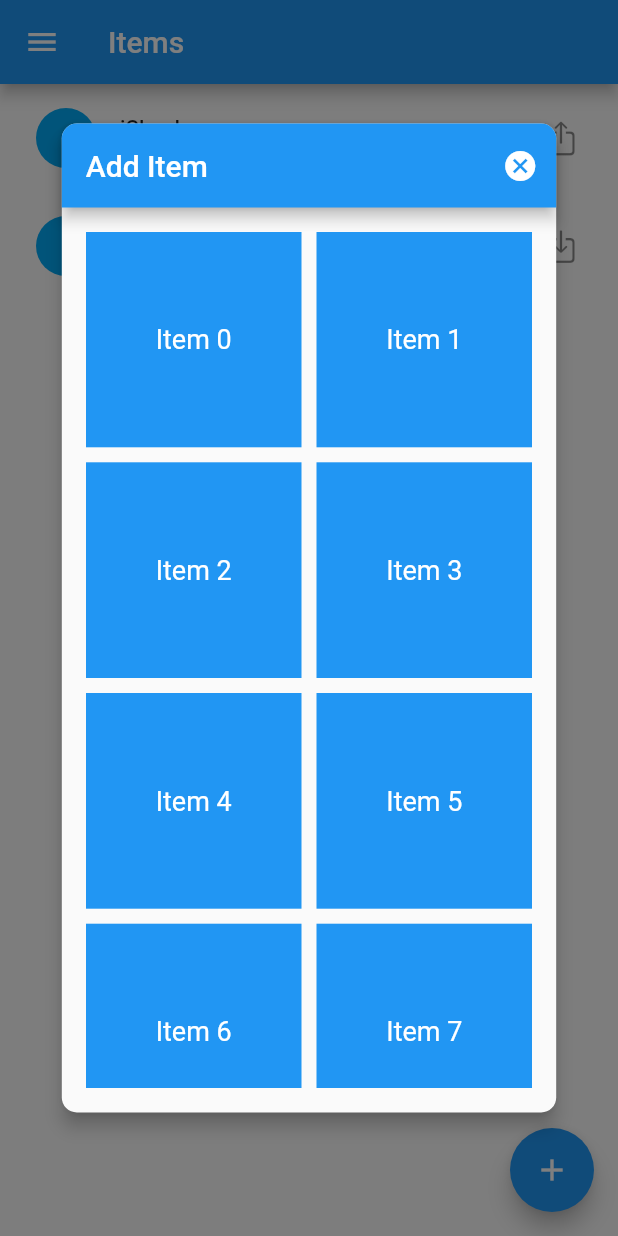
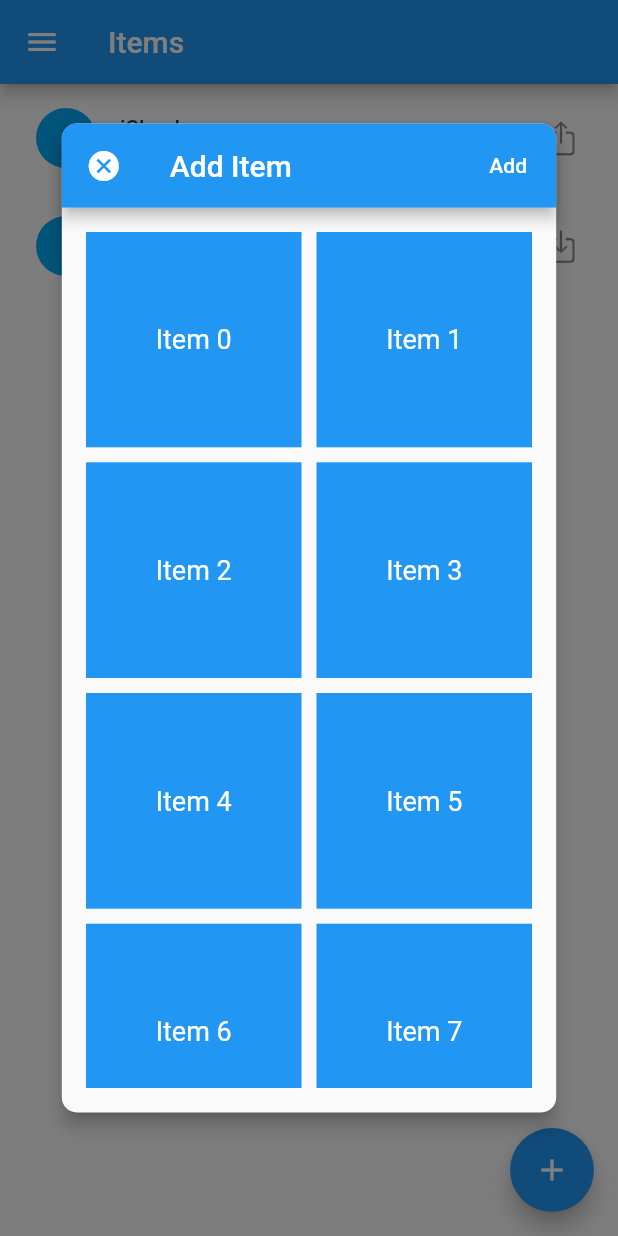
Before and after one commit to tapashmajumder/flutter_stashword, a Flutter app: the screen it shows after launch, after a tap on the "add" icon, on a phone screen of 412 x 824 dp. Run offline on Flutter 3.47's test engine with Material 2 defaults, Android fonts, the phone set to English and light mode, and no system bars; our stand-ins replace dartz, equatable, flutter_secure_storage, hive, hive_flutter, hooks_riverpod and 1 more; missing offline and left inert: encrypt, pointycastle; accounts and stored records are empty.

Commit message:
Child adds the appBar for custom dialog.

```diff
--- a/lib/ui/item/add_item.dart
+++ b/lib/ui/item/add_item.dart
@@ -1,10 +1,41 @@
+import 'package:Stashword/state/providers.dart';
 import 'package:flutter/material.dart';
+import 'package:hooks_riverpod/hooks_riverpod.dart';
 
-class AddItemWidget extends StatelessWidget {
+class AddItemWidget extends HookConsumerWidget {
   const AddItemWidget({super.key});
 
+  AppBar createAppBar(BuildContext context, WidgetRef ref) {
+    return AppBar(
+      shape: const RoundedRectangleBorder(
+        borderRadius: BorderRadius.only(
+          topLeft: Radius.circular(10),
+          topRight: Radius.circular(10),
+        ),
+      ),
+      automaticallyImplyLeading: false,
+      leading: IconButton(
+        icon: const Icon(Icons.cancel),
+        onPressed: () {
+          ref.read(itemViewStateProvider.notifier).state = ItemViewState.view;
+          Navigator.of(context).pop();
+        },
+      ),
+      title: const Text("Add Item"),
+      actions: [
+        TextButton(
+          onPressed: () {
+            ref.read(itemViewStateProvider.notifier).state = ItemViewState.view;
+            Navigator.of(context).pop();
+          },
+          child: const Text("Add", style: TextStyle(color: Colors.white)),
+        ),
+      ],
+    );
+  }
+
   @override
-  Widget build(BuildContext context) {
+  Widget build(BuildContext context, WidgetRef ref) {
     return Scaffold(
       body: GridView.builder(
         itemCount: 15, // Set the total number of items
--- a/lib/ui/item/items.dart
+++ b/lib/ui/item/items.dart
@@ -29,13 +29,14 @@ class ItemsWidget extends HookConsumerWidget with CustomDialogMixin {
     final items = ref.watch(itemsProvider);
     final itemViewState = ref.watch(itemViewStateProvider);
 
+    const addItemWidget = AddItemWidget();
+
     if (itemViewState == ItemViewState.add) {
       WidgetsBinding.instance.addPostFrameCallback((_) {
         showCustomDialog(
           context: context,
-          contentWidget: const AddItemWidget(),
-          title: "Add Item",
-          onClose: () => ref.read(itemViewStateProvider.notifier).state = ItemViewState.view,
+          contentWidget: addItemWidget,
+          appBar: addItemWidget.createAppBar(context, ref),
         );
       });
     }
--- a/lib/ui/util/mixin.dart
+++ b/lib/ui/util/mixin.dart
@@ -1,28 +1,10 @@
 import 'package:flutter/material.dart';
 
 mixin CustomDialogMixin on Widget {
-  List<Widget> _createActions({
-    required final BuildContext context,
-    required final void Function()? onClose
-  }) {
-    return [
-      IconButton(
-        icon: const Icon(Icons.cancel),
-        onPressed: () {
-          if (onClose != null) {
-            onClose();
-          }
-          Navigator.of(context).pop();
-        },
-      ),
-    ];
-  }
-
   void showCustomDialog({
     required final BuildContext context,
     required final Widget contentWidget,
-    final String? title,
-    final void Function()? onClose,
+    required final AppBar appBar,
   }) {
     showGeneralDialog(
       context: context,
@@ -41,17 +23,7 @@ mixin CustomDialogMixin on Widget {
               ),
               child: Column(
                 children: [
-                  AppBar(
-                    shape: const RoundedRectangleBorder(
-                      borderRadius: BorderRadius.only(
-                        topLeft: Radius.circular(10),
-                        topRight: Radius.circular(10),
-                      ),
-                    ),
-                    automaticallyImplyLeading: false,
-                    title: Text(title ?? ""),
-                    actions: _createActions(context: context, onClose: onClose),
-                  ),
+                  appBar,
                   Expanded(
                     child: Container(
                       padding: const EdgeInsets.all(16),
```
